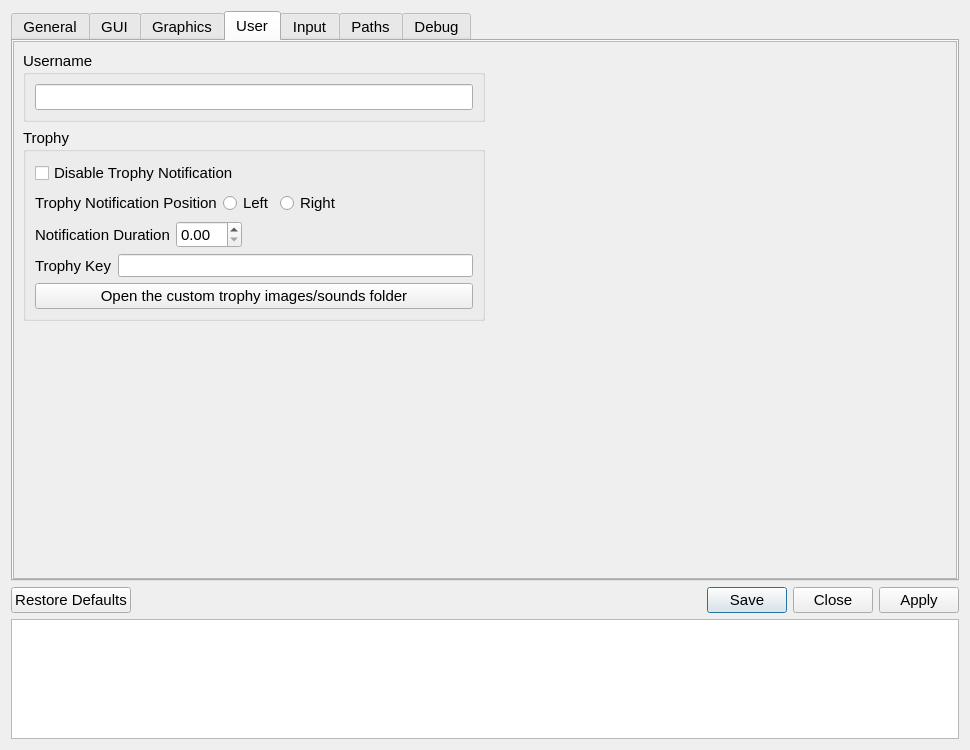
The window that src/qt_gui/settings_dialog.ui (shadps4-emu/shadPS4) describes before a commit, drawn with Qt 5.
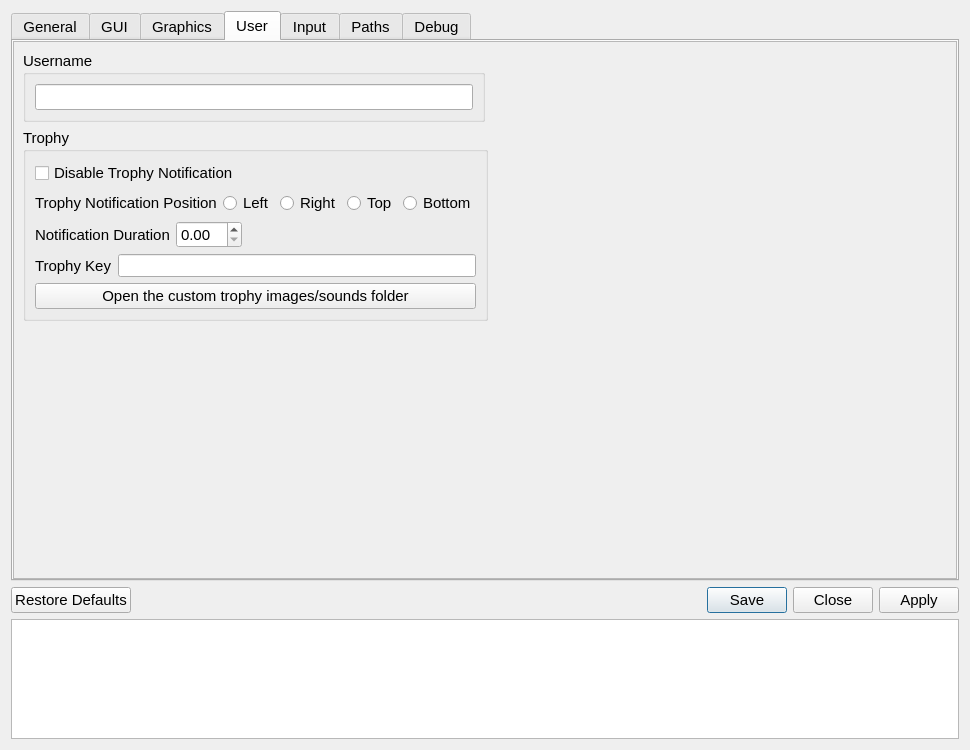
The same window after the commit. The open tabs and pages were chosen to show the change. Icons and pictures are not drawn.

Commit message:
Adding Top and Bottom trophy option for pop window + Trophy improvements  (#2566)
* Adding top button option for trophy pop up

* Ui fix

* Clang format

* improvements to trophy pr

* improvements

* Note: The sound will only work in QT versions

* -.

* Update path_util.cpp

* Update path_util.cpp

* centered text when using top and bottom option

* Clang

* trophy viewer now opens in window not fullscreen

---------

Diff of the .ui file:
```diff
--- a/src/qt_gui/settings_dialog.ui
+++ b/src/qt_gui/settings_dialog.ui
@@ -1295,17 +1295,25 @@
                  </item>
                  <item>
                   <widget class="QRadioButton" name="radioButton_Right">
-                   <property name="sizePolicy">
-                    <sizepolicy hsizetype="Expanding" vsizetype="Fixed">
-                     <horstretch>0</horstretch>
-                     <verstretch>0</verstretch>
-                    </sizepolicy>
-                   </property>
                    <property name="text">
                     <string>Right</string>
                    </property>
                   </widget>
                  </item>
+                 <item>
+                  <widget class="QRadioButton" name="radioButton_Top">
+                   <property name="text">
+                    <string>Top</string>
+                   </property>
+                  </widget>
+                  </item>
+                 <item>
+                  <widget class="QRadioButton" name="radioButton_Bottom">
+                   <property name="text">
+                    <string>Bottom</string>
+                   </property>
+                  </widget>
+                  </item>
                 </layout>
                </item>
                <item>
```
The commit also changes 8 other files.
